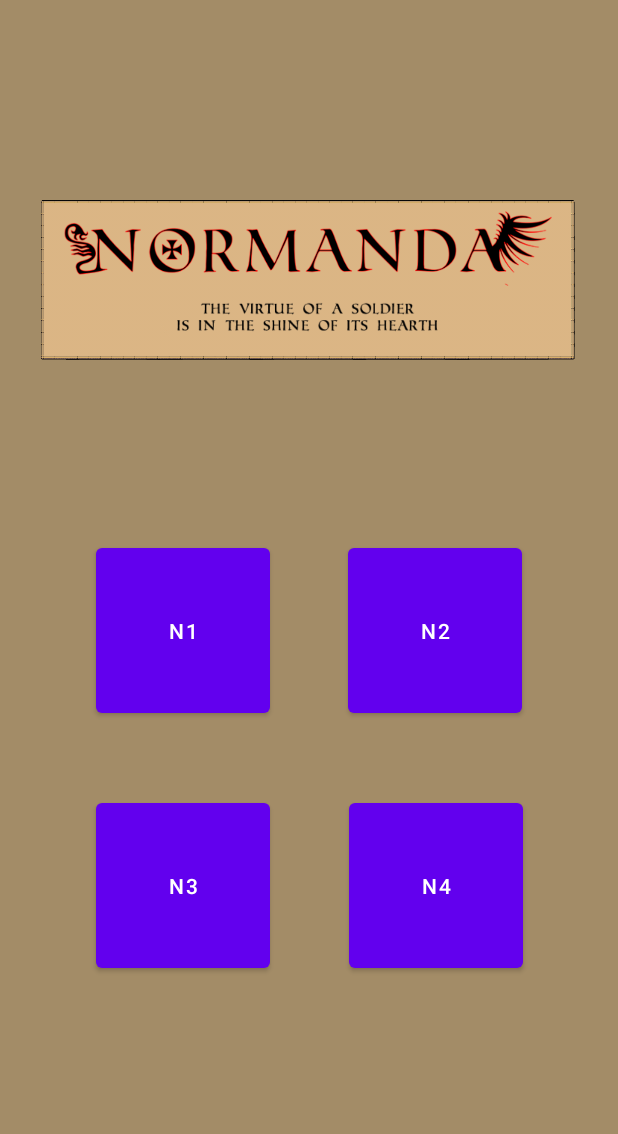
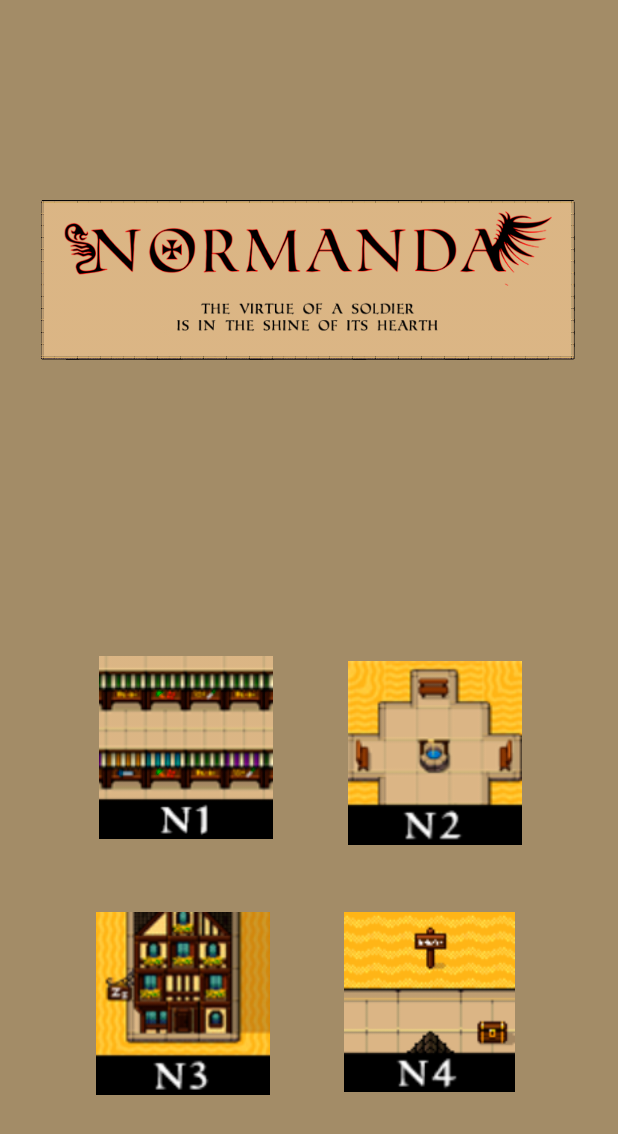
Before and after one commit to DiosMussolinos/Normanda-Kotlin-CompanionApp, an Android app: the fragment Map shown on its own in the app's theme, on a phone screen of 412 x 824 dp. Shown: the top 1134 px of the screen. Run offline under Robolectric (Android 15) with nearby library versions, the light colour scheme and no system bars.

Commit message:
Map finalizado

```diff
--- a/app/src/main/java/com/example/normanda_capp/Fragments/Map.kt
+++ b/app/src/main/java/com/example/normanda_capp/Fragments/Map.kt
@@ -11,6 +11,7 @@ import android.view.LayoutInflater
 import android.view.View
 import android.view.ViewGroup
 import android.widget.Button
+import android.widget.ImageView
 
 import com.example.normanda_capp.R
 
@@ -30,10 +31,10 @@ class Map : Fragment() {
     private var param1: String? = null
     private var param2: String? = null
 
-    private lateinit var n1Button: Button
-    private lateinit var n2Button: Button
-    private lateinit var n3Button: Button
-    private lateinit var n4Button: Button
+    private lateinit var n1Button: ImageView
+    private lateinit var n2Button: ImageView
+    private lateinit var n3Button: ImageView
+    private lateinit var n4Button: ImageView
 
 
 
@@ -58,7 +59,7 @@ class Map : Fragment() {
 
         //init image buttons
         n1Button =  view.findViewById(R.id.mapN1)
-        n2Button =  view.findViewById(R.id.MapN2)
+        n2Button =  view.findViewById(R.id.mapN2)
         n3Button =  view.findViewById(R.id.mapN3)
         n4Button =  view.findViewById(R.id.mapN4)
 
--- a/app/src/main/java/com/example/normanda_capp/MainActivity.kt
+++ b/app/src/main/java/com/example/normanda_capp/MainActivity.kt
@@ -10,8 +10,8 @@ import com.example.normanda_capp.Adaptor.PagerAdaptor
 
 class MainActivity : AppCompatActivity() {
 
-    private lateinit var  mViewPager:ViewPager
-    private lateinit var  stats:ImageView
+    private lateinit var mViewPager:ViewPager
+    private lateinit var stats:ImageView
     private lateinit var map:ImageView
     private lateinit var wiki:ImageView
     private lateinit var exercise: ImageView
--- a/app/src/main/res/layout/fragment_map.xml
+++ b/app/src/main/res/layout/fragment_map.xml
@@ -44,58 +44,63 @@
         app:layout_constraintVertical_bias="0.485"
  />
 
-    <Button
-        android:id="@+id/MapN2"
-        android:layout_width="116dp"
-        android:layout_height="122dp"
-        android:layout_marginStart="52dp"
-        android:layout_marginLeft="52dp"
-        android:layout_marginTop="88dp"
-        android:text="@string/n2"
-        app:layout_constraintBottom_toBottomOf="parent"
-        app:layout_constraintEnd_toEndOf="parent"
-        app:layout_constraintHorizontal_bias="0.0"
-        app:layout_constraintStart_toEndOf="@+id/mapN1"
-        app:layout_constraintTop_toBottomOf="@+id/Background"
-        app:layout_constraintVertical_bias="0.0" />
 
-    <Button
+    <ImageView
         android:id="@+id/mapN1"
         android:layout_width="116dp"
         android:layout_height="122dp"
-        android:layout_marginTop="88dp"
-        android:text="@string/n1"
+        android:layout_marginBottom="264dp"
+        android:src="@drawable/map_image_button_n1"
+        app:layout_constraintBottom_toBottomOf="parent"
+        app:layout_constraintEnd_toStartOf="@+id/mapN2"
+        app:layout_constraintHorizontal_bias="0.571"
+        app:layout_constraintStart_toStartOf="parent"
+        app:layout_constraintTop_toBottomOf="@+id/Background"
+        app:layout_constraintVertical_bias="0.994" />
+
+    <ImageView
+        android:id="@+id/mapN2"
+        android:layout_width="116dp"
+        android:layout_height="124dp"
+        android:layout_marginEnd="64dp"
+        android:layout_marginRight="64dp"
+        android:layout_marginBottom="260dp"
+        android:src="@drawable/map_image_button_n2"
         app:layout_constraintBottom_toBottomOf="parent"
         app:layout_constraintEnd_toEndOf="parent"
-        app:layout_constraintHorizontal_bias="0.216"
-        app:layout_constraintStart_toStartOf="parent"
+        app:layout_constraintHorizontal_bias="0.941"
+        app:layout_constraintStart_toEndOf="@+id/imageView13"
         app:layout_constraintTop_toBottomOf="@+id/Background"
-        app:layout_constraintVertical_bias="0.0" />
+        app:layout_constraintVertical_bias="1.0" />
 
-    <Button
+    <ImageView
         android:id="@+id/mapN3"
         android:layout_width="116dp"
-        android:layout_height="122dp"
-        android:layout_marginTop="48dp"
-        android:text="@string/n3"
+        android:layout_height="123dp"
+        android:layout_marginTop="44dp"
+        android:src="@drawable/map_image_button_n3"
         app:layout_constraintBottom_toBottomOf="parent"
         app:layout_constraintEnd_toEndOf="parent"
         app:layout_constraintHorizontal_bias="0.216"
         app:layout_constraintStart_toStartOf="parent"
         app:layout_constraintTop_toBottomOf="@+id/mapN1"
-        app:layout_constraintVertical_bias="0.0" />
+        app:layout_constraintVertical_bias="0.041" />
 
-    <Button
+    <ImageView
         android:id="@+id/mapN4"
-        android:layout_width="116dp"
-        android:layout_height="122dp"
-        android:layout_marginTop="48dp"
-        android:text="@string/n4"
+        android:layout_width="115dp"
+        android:layout_height="120dp"
+        android:layout_marginStart="48dp"
+        android:layout_marginLeft="48dp"
+        android:layout_marginTop="44dp"
+        android:layout_marginEnd="68dp"
+        android:layout_marginRight="68dp"
+        android:src="@drawable/map_image_button_n4"
         app:layout_constraintBottom_toBottomOf="parent"
         app:layout_constraintEnd_toEndOf="parent"
-        app:layout_constraintHorizontal_bias="0.452"
-        app:layout_constraintStart_toEndOf="@+id/mapN3"
-        app:layout_constraintTop_toBottomOf="@+id/MapN2"
+        app:layout_constraintHorizontal_bias="1.0"
+        app:layout_constraintStart_toEndOf="@+id/imageView13"
+        app:layout_constraintTop_toBottomOf="@+id/mapN2"
         app:layout_constraintVertical_bias="0.0" />
 
 </androidx.constraintlayout.widget.ConstraintLayout>
--- a/app/src/main/res/values/strings.xml
+++ b/app/src/main/res/values/strings.xml
@@ -29,6 +29,11 @@
     <string name="todoasd">TODO</string>
     <string name="todoads">TODO</string>
     <string name="n11">N1!</string>
+    <string name="todo">TODO</string>
+    <string name="not_yet">Not Yet</string>
+
+    <string name="z">TODO</string>
+
 
 
 </resources>
```
Also changed, not shown: app/src/main/java/Map/Neighbourhood/Neighbourhood1.kt (+16 -0 lines), app/src/main/java/Map/Neighbourhood/Neighbourhood2.kt (+12 -0 lines), app/src/main/java/Map/Neighbourhood/Neighbourhood3.kt (+13 -0 lines), app/src/main/java/Map/Neighbourhood/Neighbourhood4.kt (+14 -0 lines), app/src/main/java/com/example/normanda_capp/Normanda_Login.kt (+4 -5 lines), app/src/main/res/layout/activity_neighbourhood1.xml (+31 -8 lines), app/src/main/res/layout/activity_neighbourhood2.xml (+45 -5 lines), app/src/main/res/layout/activity_neighbourhood3.xml (+40 -1 lines), app/src/main/res/layout/activity_neighbourhood4.xml (+37 -1 lines), app/src/main/res/drawable/map_image_button_n1.png (added), app/src/main/res/drawable/map_image_button_n2.png (added), app/src/main/res/drawable/map_image_button_n3.png (added), app/src/main/res/drawable/map_image_button_n4.png (added), app/src/main/res/drawable/treasure_map_n2.png (added).
